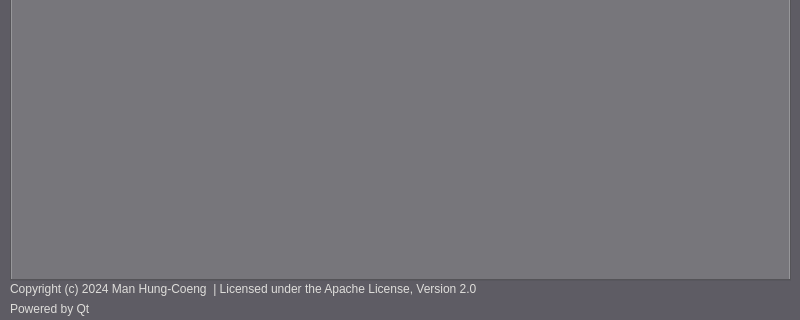
Qt form src/regpanel.ui (FooFooDamon/regpanel) before a commit; both pictures show x 0 to 800 and y 580 to 900 of the 800 by 900 pixel window.
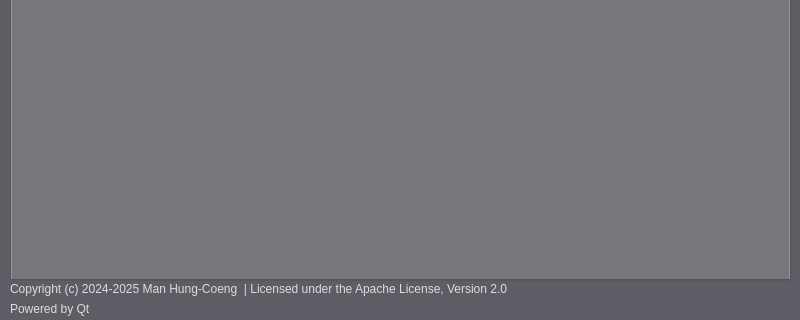
The same form after that commit.

Commit message: src/regpanel.ui: Update the latest copyright year to 2025.

```diff
--- a/src/regpanel.ui
+++ b/src/regpanel.ui
@@ -4386,7 +4386,7 @@
     </palette>
    </property>
    <property name="text">
-    <string>Copyright (c) 2024 Man Hung-Coeng &lt;udc577@126.com&gt; | Licensed under the Apache License, Version 2.0</string>
+    <string>Copyright (c) 2024-2025 Man Hung-Coeng &lt;udc577@126.com&gt; | Licensed under the Apache License, Version 2.0</string>
    </property>
   </widget>
   <widget class="QLabel" name="lblPoweredBy">
```
